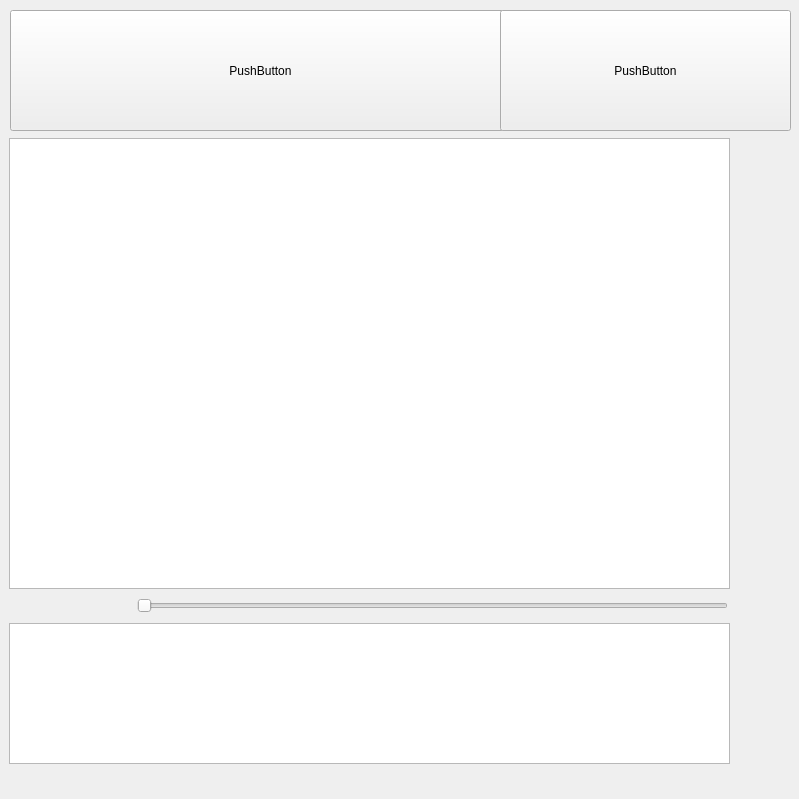
The window that src/View/PatientSummaryView/PatientSummary.ui (thefinalcutbg/DinoDent) describes before a commit, drawn with Qt 5.
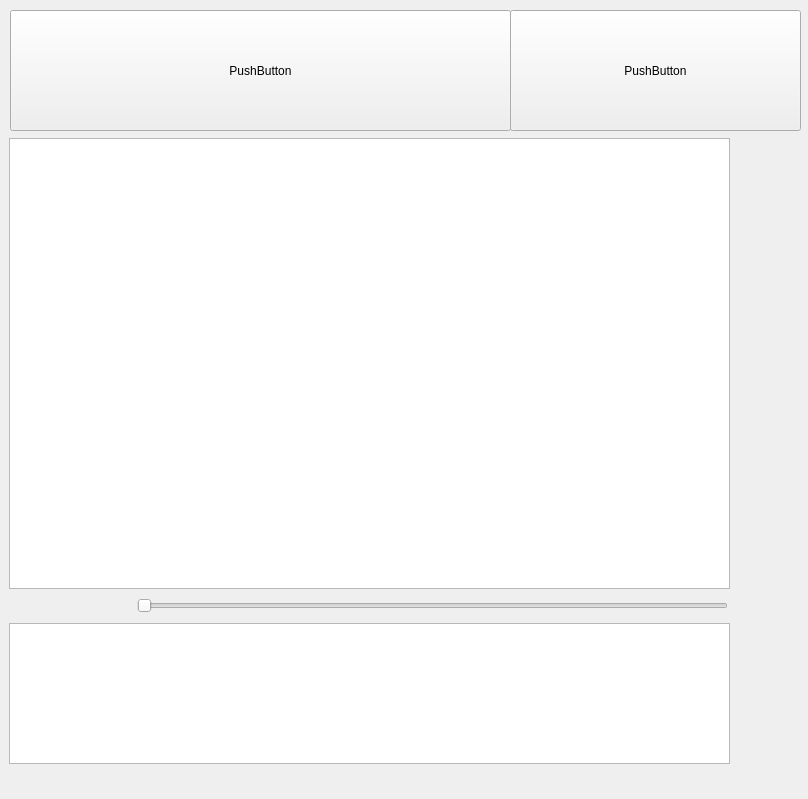
The same window after the commit. Custom widgets are drawn as their Qt base class.

The edit to the form file:
```diff
--- a/src/View/PatientSummaryView/PatientSummary.ui
+++ b/src/View/PatientSummaryView/PatientSummary.ui
@@ -6,7 +6,7 @@
    <rect>
     <x>0</x>
     <y>0</y>
-    <width>799</width>
+    <width>808</width>
     <height>799</height>
    </rect>
   </property>
@@ -103,7 +103,7 @@
   <widget class="AllergiesTile" name="allergiesTile">
    <property name="geometry">
     <rect>
-     <x>500</x>
+     <x>510</x>
      <y>10</y>
      <width>291</width>
      <height>121</height>
```
